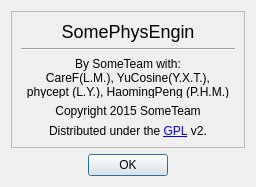
Above: SomePhysEngin/aboutdialog.ui from SomeTeam-SE2015/SomePhysEngin before the change. Below: the same form after it.
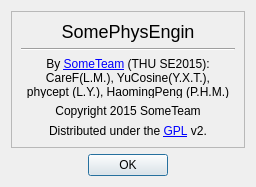
That is the form after the change.

Commit message: bug fix for merge of yucosine and add-about

Diff of the .ui file:
```diff
--- a/SomePhysEngin/aboutdialog.ui
+++ b/SomePhysEngin/aboutdialog.ui
@@ -67,8 +67,8 @@
       <item>
        <widget class="QLabel" name="Author">
         <property name="text">
-         <string>By SomeTeam with:
-CareF(L.M.), YuCosine(Y.X.T.), 
+         <string>By &lt;a href=&quot;https://github.com/SomeTeam-SE2015/SomePhysEngin&quot;&gt;SomeTeam&lt;/a&gt; (THU SE2015):&lt;br&gt;
+CareF(L.M.), YuCosine(Y.X.T.), &lt;br&gt;
 phycept (L.Y.), HaomingPeng (P.H.M.)</string>
         </property>
         <property name="alignment">
```
The commit also changes 1 other file.
